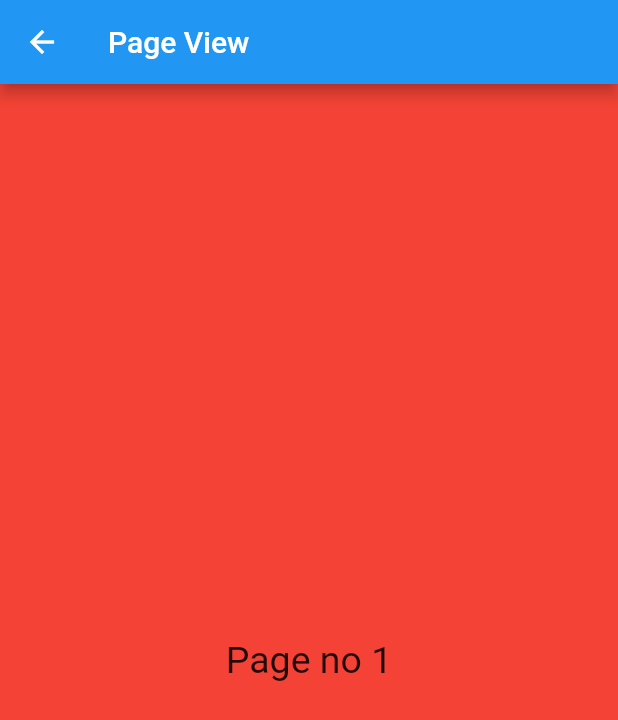
After one commit to SarfarazAliToori/FlutterApp, a Flutter app: the screen it shows after launch, scrolled down 843 dp, after a tap on "Page View", on a phone screen of 412 x 824 dp. The commit adds this screen. Shown: the top 720 px of the screen. Run offline on Flutter 3.47's test engine with Material 2 defaults, Android fonts, the phone set to English and light mode, and no system bars; missing offline and left inert: dart:ffi.

Commit message:
PageView, PopupMenuButton
PageView, PopupMenuButton , RangeSlider and TimePicker.

```diff
--- /dev/null
+++ b/lib/PageView.dart
@@ -0,0 +1,51 @@
+import 'package:flutter/material.dart';
+
+class MyPageView extends StatefulWidget {
+  static const myPageViewRoute = "MyPageViewRoute";
+  const MyPageView({super.key});
+
+  @override
+  State<MyPageView> createState() => _MyPageViewState();
+}
+
+class _MyPageViewState extends State<MyPageView> {
+  @override
+  Widget build(BuildContext context) {
+    return Scaffold(
+      appBar: AppBar(
+        title: Text("Page View"),
+      ),
+      body: PageView(
+        children: [
+          Container(
+            color: Colors.red,
+            child: Center(
+              child: Text(
+                "Page no 1",
+                style: TextStyle(fontSize: 25),
+              ),
+            ),
+          ),
+          Container(
+            color: Colors.green,
+            child: Center(
+              child: Text(
+                "Page no Two",
+                style: TextStyle(fontSize: 25),
+              ),
+            ),
+          ),
+          Container(
+            color: Colors.blue,
+            child: Center(
+              child: Text(
+                "Page no three",
+                style: TextStyle(fontSize: 25),
+              ),
+            ),
+          ),
+        ],
+      ),
+    );
+  }
+}
--- a/lib/main.dart
+++ b/lib/main.dart
@@ -1,5 +1,9 @@
 import 'package:flutter/material.dart';
+import 'package:flutter_application_1/BottomNavigationBar.dart';
 import 'package:flutter_application_1/ExpansionTile.dart';
+import 'package:flutter_application_1/PageView.dart';
+import 'package:flutter_application_1/PopupMenuButton.dart';
+import 'package:flutter_application_1/RangeSlider.dart';
 import 'package:flutter_application_1/SliverAppBar.dart';
 import 'package:flutter_application_1/TimePickerWiget.dart';
 import 'package:flutter_application_1/WrapWidget.dart';
@@ -39,6 +43,11 @@ class _TestAppState extends State<TestApp> {
         MyExpansionTile.myExpansionTileRoute: (context) => MyExpansionTile(),
         MyWrapWidget.myWrapWidgetRoute: (context) => MyWrapWidget(),
         MyTimePickerWidget.timePickerRoute: (context) => MyTimePickerWidget(),
+        MyRangeSlider.myRangeSliderRoute: (context) => MyRangeSlider(),
+        MyPopUpMenu.myPopupMenuRoute: (context) => MyPopUpMenu(),
+        MyPageView.myPageViewRoute: (context) => MyPageView(),
+        MyBottomNavigationBar.myBottomNavigationBarRoute: (context) =>
+            MyBottomNavigationBar(),
       },
     );
   }
@@ -204,6 +213,36 @@ class _MyScaffoldAppState extends State<MyScaffoldApp> {
                     },
                     child: Text("Time Piker"),
                   ),
+                  MaterialButton(
+                    color: Colors.grey,
+                    onPressed: () {
+                      Navigator.of(context)
+                          .pushNamed(MyRangeSlider.myRangeSliderRoute);
+                    },
+                    child: Text("Range Slider"),
+                  ),
+                  OutlinedButton(
+                    onPressed: () {
+                      Navigator.of(context)
+                          .pushNamed(MyPopUpMenu.myPopupMenuRoute);
+                    },
+                    child: Text("PopUp Menu"),
+                  ),
+                  OutlinedButton(
+                    onPressed: () {
+                      Navigator.of(context)
+                          .pushNamed(MyPageView.myPageViewRoute);
+                    },
+                    child: Text("Page View"),
+                  ),
+                  MaterialButton(
+                    color: Colors.indigo,
+                    onPressed: () {
+                      Navigator.of(context).pushNamed(
+                          MyBottomNavigationBar.myBottomNavigationBarRoute);
+                    },
+                    child: Text("BottomNavigationBar"),
+                  ),
                 ],
               ),
             ),
```
Also changed, not shown: lib/BottomNavigationBar.dart (added, +72 -0 lines), lib/PopupMenuButton.dart (added, +53 -0 lines), lib/RangeSlider.dart (added, +45 -0 lines), lib/TimePickerWiget.dart (+1 -7 lines).
